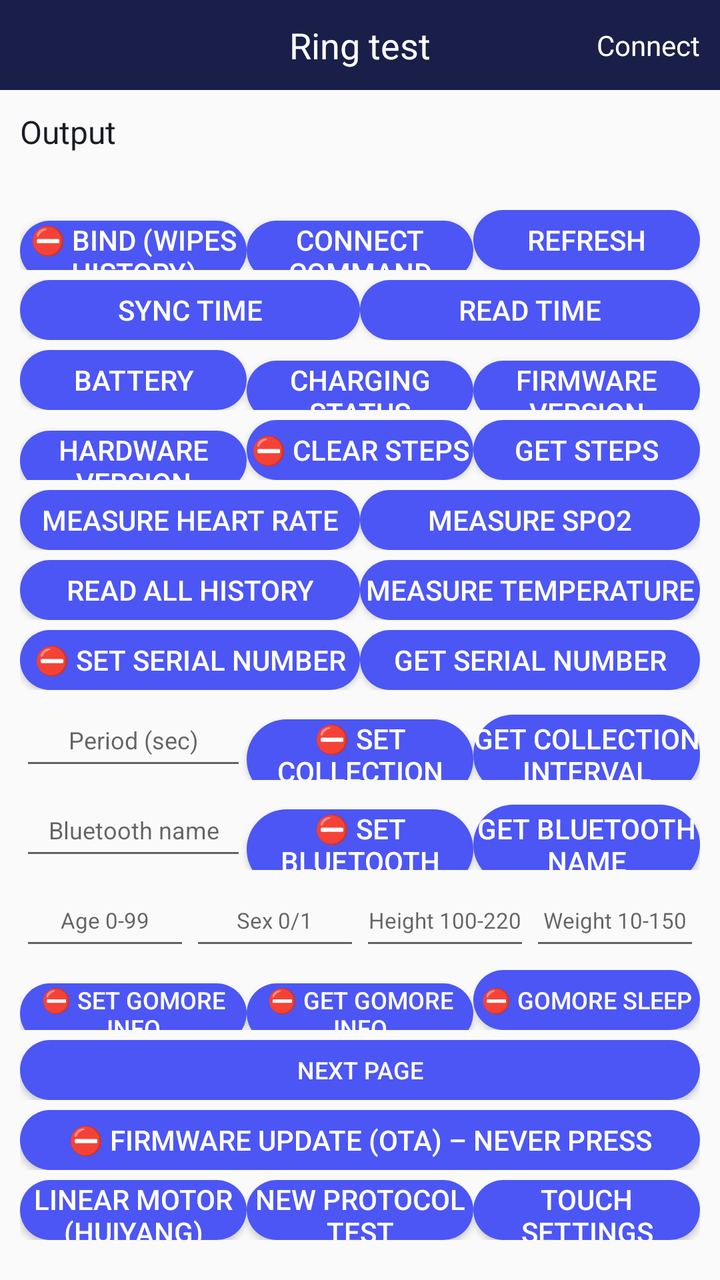
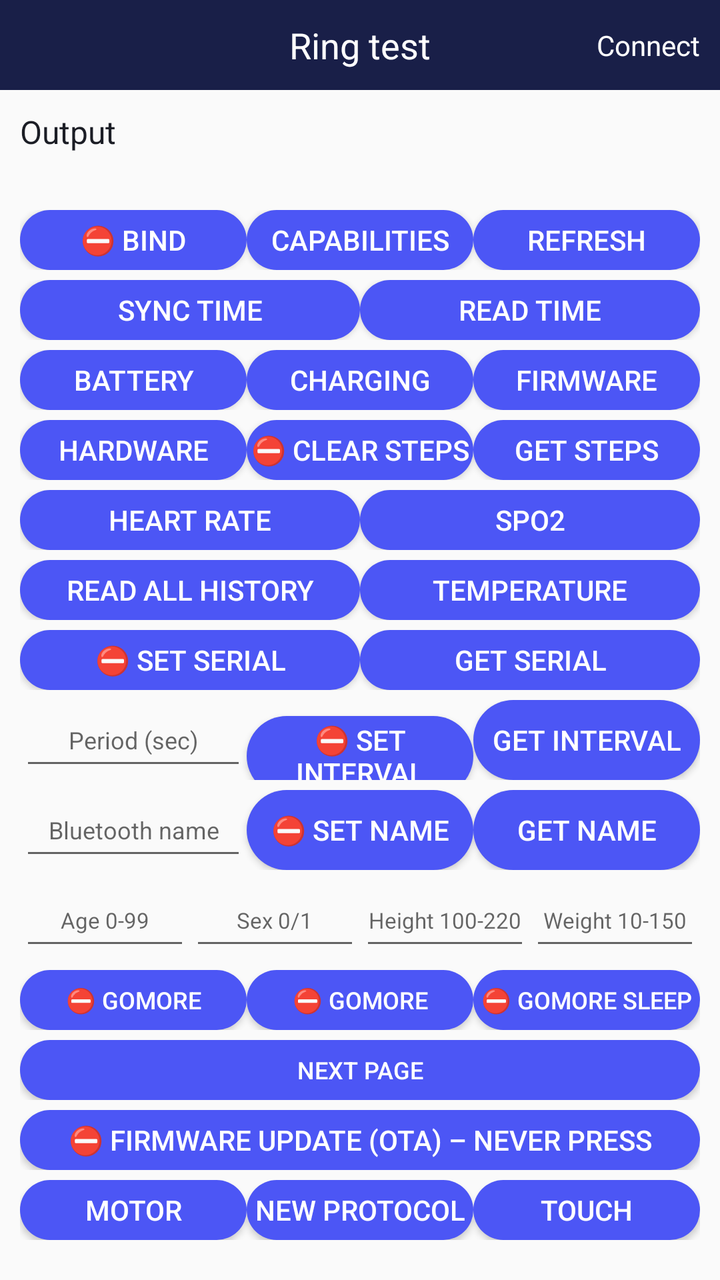

Before-and-after screenshots of an Android layout around one commit, followed by the original layout XML and the change that was made.
<!-- AndroidManifest.xml: application theme AppTheme -->
<!-- res/layout/activity_test.xml -->
<?xml version="1.0" encoding="utf-8"?>
<LinearLayout xmlns:android="http://schemas.android.com/apk/res/android"
    xmlns:app="http://schemas.android.com/apk/res-auto"
    xmlns:tools="http://schemas.android.com/tools"
    android:layout_width="match_parent"
    android:layout_height="match_parent"
    android:orientation="vertical"
    android:paddingBottom="10dp"
    android:fitsSystemWindows="true"
    tools:context=".activity.TestActivity">

    <RelativeLayout
        android:layout_width="match_parent"
        android:layout_height="45dp"
        android:background="@color/colorPrimary">
        <TextView
            android:layout_width="wrap_content"
            android:layout_height="wrap_content"
            android:text="Ring test"
            android:textSize="18sp"
            android:layout_centerInParent="true"
            android:textColor="@color/white"/>
        <TextView
            android:id="@+id/tv_connect"
            android:layout_width="wrap_content"
            android:layout_height="wrap_content"
            android:text="Connect"
            android:textSize="14sp"
            android:layout_centerVertical="true"
            android:layout_marginRight="10dp"
            android:layout_alignParentRight="true"
            android:textColor="@color/white"/>
    </RelativeLayout>
    <TextView
        android:id="@+id/tv_result"
        android:layout_width="match_parent"
        android:layout_height="0dp"
        android:layout_weight="1"
        android:text="Output"
        android:scrollbars="vertical"
        android:padding="10dp"
        android:lineSpacingExtra="5dp"
        android:textSize="16sp"
        android:textColor="@color/colorPrimaryDark"/>
    <LinearLayout
        android:layout_width="match_parent"
        android:layout_height="wrap_content"
        android:padding="10dp"
        android:orientation="vertical">

        <LinearLayout
            android:layout_width="match_parent"
            android:layout_height="30dp"
            android:layout_marginTop="5dp"
            android:orientation="horizontal">
            <Button
                android:id="@+id/bt_app_bind"
                android:layout_width="0dp"
                android:layout_weight="1"
                android:layout_height="wrap_content"
                android:text="⛔ Bind (WIPES HISTORY)"
                android:textSize="14sp"
                android:textColor="@color/white"
                android:background="@drawable/button_bg_state"/>

            <Button
                android:id="@+id/bt_app_connect"
                android:layout_width="0dp"
                android:layout_weight="1"
                android:layout_height="wrap_content"
                android:text="Connect command (shows capabilities)"
                android:textSize="14sp"
                android:textColor="@color/white"
                android:background="@drawable/button_bg_state"/>
            <Button
                android:id="@+id/bt_app_refresh"
                android:layout_width="0dp"
                android:layout_weight="1"
                android:layout_height="wrap_content"
                android:text="Refresh"
                android:textSize="14sp"
                android:textColor="@color/white"
                android:background="@drawable/button_bg_state"/>
        </LinearLayout>

        <LinearLayout
            android:layout_width="match_parent"
            android:layout_height="30dp"
            android:layout_marginTop="5dp"
            android:orientation="horizontal">
            <Button
                android:id="@+id/bt_sync_time"
                android:layout_width="0dp"
                android:layout_weight="1"
                android:layout_height="wrap_content"
                android:text="Sync time"
                android:textSize="14sp"
                android:textColor="@color/white"
                android:background="@drawable/button_bg_state"/>
            <Button
                android:id="@+id/bt_read_time"
                android:layout_width="0dp"
                android:layout_weight="1"
                android:layout_height="wrap_content"
                android:text="Read time"
                android:textSize="14sp"
                android:textColor="@color/white"
                android:background="@drawable/button_bg_state"/>
        </LinearLayout>



        <LinearLayout
            android:layout_width="match_parent"
            android:layout_height="30dp"
            android:layout_marginTop="5dp"
            android:orientation="horizontal">
            <Button
                android:id="@+id/bt_battery"
                android:layout_width="0dp"
                android:layout_weight="1"
                android:layout_height="wrap_content"
                android:text="Battery"
                android:textSize="14sp"
                android:textColor="@color/white"
                android:background="@drawable/button_bg_state"/>
            <Button
                android:id="@+id/bt_battery_state"
                android:layout_width="0dp"
                android:layout_weight="1"
                android:layout_height="wrap_content"
                android:text="Charging status"
                android:textSize="14sp"
                android:textColor="@color/white"
                android:background="@drawable/button_bg_state"/>
            <Button
                android:id="@+id/bt_soft_version"
                android:layout_width="0dp"
                android:layout_weight="1"
                android:layout_height="wrap_content"
                android:text="Firmware version"
                android:textSize="14sp"
                android:textColor="@color/white"
                android:background="@drawable/button_bg_state"/>
        </LinearLayout>
        <LinearLayout
            android:layout_width="match_parent"
            android:layout_height="30dp"
            android:layout_marginTop="5dp"
            android:orientation="horizontal">
            <Button
                android:id="@+id/bt_hardware_version"
                android:layout_width="0dp"
                android:layout_weight="1"
                android:layout_height="wrap_content"
                android:text="Hardware version"
                android:textSize="14sp"
                android:textColor="@color/white"
                android:background="@drawable/button_bg_state"/>
            <Button
                android:id="@+id/bt_clear_step"
                android:layout_width="0dp"
                android:layout_weight="1"
                android:layout_height="wrap_content"
                android:text="⛔ Clear steps"
                android:textSize="14sp"
                android:textColor="@color/white"
                android:background="@drawable/button_bg_state"/>
            <Button
                android:id="@+id/bt_step"
                android:layout_width="0dp"
                android:layout_weight="1"
                android:layout_height="wrap_content"
                android:text="Get steps"
                android:textSize="14sp"
                android:textColor="@color/white"
                android:background="@drawable/button_bg_state"/>
        </LinearLayout>

        <LinearLayout
            android:layout_width="match_parent"
            android:layout_height="30dp"
            android:layout_marginTop="5dp"
            android:orientation="horizontal">
            <Button
                android:id="@+id/bt_heart"
                android:layout_width="0dp"
                android:layout_weight="1"
                android:layout_height="wrap_content"
                android:text="Measure heart rate"
                android:textSize="14sp"
                android:textColor="@color/white"
                android:background="@drawable/button_bg_state"/>
            <Button
                android:id="@+id/bt_blood_oxygen"
                android:layout_width="0dp"
                android:layout_weight="1"
                android:layout_height="wrap_content"
                android:text="Measure SpO2"
                android:textSize="14sp"
                android:textColor="@color/white"
                android:background="@drawable/button_bg_state"/>
        </LinearLayout>
        <LinearLayout
            android:layout_width="match_parent"
            android:layout_height="30dp"
            android:layout_marginTop="5dp"
            android:orientation="horizontal">
            <Button
                android:id="@+id/bt_read_log"
                android:layout_width="0dp"
                android:layout_weight="1"
                android:layout_height="wrap_content"
                android:text="Read all history"
                android:textSize="14sp"
                android:textColor="@color/white"
                android:background="@drawable/button_bg_state"/>
            <Button
                android:id="@+id/bt_test_temp"
                android:layout_width="0dp"
                android:layout_weight="1"
                android:layout_height="wrap_content"
                android:text="Measure temperature"
                android:textSize="14sp"
                android:textColor="@color/white"
                android:background="@drawable/button_bg_state"/>
        </LinearLayout>
        <LinearLayout
            android:layout_width="match_parent"
            android:layout_height="30dp"
            android:layout_marginTop="5dp"
            android:orientation="horizontal">
            <Button
                android:id="@+id/bt_setSn"
                android:layout_width="0dp"
                android:layout_weight="1"
                android:layout_height="wrap_content"
                android:text="⛔ Set serial number"
                android:textSize="14sp"
                android:textColor="@color/white"
                android:background="@drawable/button_bg_state"/>
            <Button
                android:id="@+id/bt_getSn"
                android:layout_width="0dp"
                android:layout_weight="1"
                android:layout_height="wrap_content"
                android:text="Get serial number"
                android:textSize="14sp"
                android:textColor="@color/white"
                android:background="@drawable/button_bg_state"/>



        </LinearLayout>

        <LinearLayout
            android:layout_width="match_parent"
            android:layout_height="40dp"
            android:layout_marginTop="5dp"
            android:orientation="horizontal">
            <EditText
                android:id="@+id/et_collection_period"
                android:layout_width="0dp"
                android:layout_weight="1"
                android:layout_height="match_parent"
                android:hint="Period (sec)"
                android:inputType="number"
                android:textSize="12sp"
                android:gravity="center"
                android:paddingTop="2dp"
                android:paddingBottom="2dp"
                android:importantForAutofill="no" />
            <Button
                android:id="@+id/bt_setCollection"
                android:layout_width="0dp"
                android:layout_weight="1"
                android:layout_height="wrap_content"
                android:text="⛔ Set collection interval"
                android:textSize="14sp"
                android:textColor="@color/white"
                android:background="@drawable/button_bg_state"/>
            <Button
                android:id="@+id/btn_getCollection"
                android:layout_width="0dp"
                android:layout_weight="1"
                android:layout_height="wrap_content"
                android:text="Get collection interval"
                android:textSize="14sp"
                android:textColor="@color/white"
                android:background="@drawable/button_bg_state"/>



        </LinearLayout>

        <LinearLayout
            android:layout_width="match_parent"
            android:layout_height="40dp"
            android:layout_marginTop="5dp"
            android:orientation="horizontal">


            <EditText
                android:id="@+id/et_bluetooth_name"
                android:layout_width="0dp"
                android:layout_weight="1"
                android:layout_height="match_parent"
                android:hint="Bluetooth name"
                android:textSize="12sp"
                android:gravity="center"
                android:paddingTop="2dp"
                android:paddingBottom="2dp"
                android:importantForAutofill="no" />
            <Button
                android:id="@+id/bt_setBluttoothName"
                android:layout_width="0dp"
                android:layout_weight="1"
                android:layout_height="wrap_content"
                android:text="⛔ Set Bluetooth name"
                android:textSize="14sp"
                android:textColor="@color/white"
                android:background="@drawable/button_bg_state"/>

            <Button
                android:id="@+id/bt_getBluttoothName"
                android:layout_width="0dp"
                android:layout_weight="1"
                android:layout_height="wrap_content"
                android:text="Get Bluetooth name"
                android:textSize="14sp"
                android:textColor="@color/white"
                android:background="@drawable/button_bg_state"/>
        </LinearLayout>

        <LinearLayout
            android:layout_width="match_parent"
            android:layout_height="40dp"
            android:layout_marginTop="5dp"
            android:orientation="horizontal">

            <EditText
                android:id="@+id/et_gomore_age"
                android:layout_width="0dp"
                android:layout_weight="1"
                android:layout_height="match_parent"
                android:hint="Age 0-99"
                android:inputType="number"
                android:textSize="11sp"
                android:gravity="center"
                android:paddingTop="2dp"
                android:paddingBottom="2dp"
                android:importantForAutofill="no" />

            <EditText
                android:id="@+id/et_gomore_sex"
                android:layout_width="0dp"
                android:layout_weight="1"
                android:layout_height="match_parent"
                android:hint="Sex 0/1"
                android:inputType="number"
                android:textSize="11sp"
                android:gravity="center"
                android:paddingTop="2dp"
                android:paddingBottom="2dp"
                android:importantForAutofill="no" />

            <EditText
                android:id="@+id/et_gomore_height"
                android:layout_width="0dp"
                android:layout_weight="1"
                android:layout_height="match_parent"
                android:hint="Height 100-220"
                android:inputType="number"
                android:textSize="11sp"
                android:gravity="center"
                android:paddingTop="2dp"
                android:paddingBottom="2dp"
                android:importantForAutofill="no" />

            <EditText
                android:id="@+id/et_gomore_weight"
                android:layout_width="0dp"
                android:layout_weight="1"
                android:layout_height="match_parent"
                android:hint="Weight 10-150"
                android:inputType="number"
                android:textSize="11sp"
                android:gravity="center"
                android:paddingTop="2dp"
                android:paddingBottom="2dp"
                android:importantForAutofill="no" />
        </LinearLayout>

        <LinearLayout
            android:layout_width="match_parent"
            android:layout_height="30dp"
            android:layout_marginTop="5dp"
            android:orientation="horizontal">
            <Button
                android:id="@+id/bt_gomore_user"
                android:layout_width="0dp"
                android:layout_weight="1"
                android:layout_height="wrap_content"
                android:text="⛔ Set GoMore info"
                android:textSize="12sp"
                android:textColor="@color/white"
                android:background="@drawable/button_bg_state"/>
            <Button
                android:id="@+id/bt_get_gomore_user"
                android:layout_width="0dp"
                android:layout_weight="1"
                android:layout_height="wrap_content"
                android:text="⛔ Get GoMore info"
                android:textSize="12sp"
                android:textColor="@color/white"
                android:background="@drawable/button_bg_state"/>

            <Button
                android:id="@+id/bt_gomore_test"
                android:layout_width="0dp"
                android:layout_weight="1"
                android:layout_height="wrap_content"
                android:text="⛔ GoMore sleep"
                android:textSize="12sp"
                android:textColor="@color/white"
                android:background="@drawable/button_bg_state"/>


        </LinearLayout>

        <LinearLayout
            android:layout_width="match_parent"
            android:layout_height="30dp"
            android:layout_marginTop="5dp"
            android:orientation="horizontal">
            <Button
                android:id="@+id/bt_get_page2"
                android:layout_width="0dp"
                android:layout_weight="1"
                android:layout_height="wrap_content"
                android:text="Next page"
                android:textSize="12sp"
                android:textColor="@color/white"
                android:background="@drawable/button_bg_state"/>



        </LinearLayout>
        <LinearLayout
            android:layout_width="match_parent"
            android:layout_height="30dp"
            android:layout_marginTop="5dp"
            android:orientation="horizontal">
            <Button
                android:id="@+id/btn_ota"
                android:layout_width="0dp"
                android:layout_weight="1"
                android:layout_height="wrap_content"
                android:text="⛔ FIRMWARE UPDATE (OTA) – NEVER PRESS"
                android:textSize="14sp"
                android:textColor="@color/white"
                android:background="@drawable/button_bg_state"/>
        </LinearLayout>

        <LinearLayout
            android:layout_width="match_parent"
            android:layout_height="30dp"
            android:layout_marginTop="5dp"
            android:orientation="horizontal">
            <Button
                android:id="@+id/bt_linear_motor"
                android:layout_width="0dp"
                android:layout_weight="1"
                android:layout_height="wrap_content"
                android:text="Linear motor (Huiyang)"
                android:textSize="14sp"
                android:textColor="@color/white"
                android:background="@drawable/button_bg_state"/>


            <Button
                android:id="@+id/bt_new_protocol"
                android:layout_width="0dp"
                android:layout_weight="1"
                android:layout_height="wrap_content"
                android:text="New protocol test"
                android:textSize="14sp"
                android:textColor="@color/white"
                android:background="@drawable/button_bg_state"/>

            <Button
                android:id="@+id/bt_touch_setting"
                android:layout_width="0dp"
                android:layout_weight="1"
                android:layout_height="wrap_content"
                android:text="Touch settings"
                android:textSize="14sp"
                android:textColor="@color/white"
                android:background="@drawable/button_bg_state"/>
        </LinearLayout>
    </LinearLayout>
</LinearLayout>
<!-- resources referenced by this layout -->
<resources>
  <color name="colorPrimary">#191F48</color>
  <color name="colorPrimaryDark">#1B1D25</color>
  <color name="white">#ffffff</color>
  <!-- drawable button_bg_state (drawable) -->
  <?xml version="1.0" encoding="utf-8"?>
  <selector xmlns:android="http://schemas.android.com/apk/res/android">
      <item android:state_pressed="false">
          <shape xmlns:android="http://schemas.android.com/apk/res/android">
              <corners android:radius="20dp" />
  
              <solid android:color="@color/lan_se" />
          </shape>
      </item>
      <item android:state_pressed="false">
          <shape xmlns:android="http://schemas.android.com/apk/res/android">
              <corners android:radius="20dp" />
  
              <solid android:color="@color/lan_se" />
          </shape>
      </item>
      <item android:state_pressed="true">
          <shape xmlns:android="http://schemas.android.com/apk/res/android">
              <corners android:radius="20dp" />
  
              <solid android:color="@color/lan_se_press" />
          </shape>
      </item>
  
  </selector>
  <style name="AppTheme" parent="Theme.AppCompat.Light.NoActionBar">
          
          <item name="colorPrimary">@color/colorPrimary</item>
          <item name="colorPrimaryDark">@color/colorPrimary</item>
          <item name="colorAccent">@color/colorAccent</item>
  
  
      </style>
  <color name="lan_se">#4C56F5</color>
  <color name="lan_se_press">#554C56F5</color>
  <color name="colorAccent">#03DAC5</color>
</resources>

<!-- the commit's change to res/layout/activity_test.xml (unified diff, before → after) -->
@@ -58,7 +58,7 @@
                 android:layout_width="0dp"
                 android:layout_weight="1"
                 android:layout_height="wrap_content"
-                android:text="⛔ Bind (WIPES HISTORY)"
+                android:text="⛔ Bind"
                 android:textSize="14sp"
                 android:textColor="@color/white"
                 android:background="@drawable/button_bg_state"/>
@@ -68,7 +68,7 @@
                 android:layout_width="0dp"
                 android:layout_weight="1"
                 android:layout_height="wrap_content"
-                android:text="Connect command (shows capabilities)"
+                android:text="Capabilities"
                 android:textSize="14sp"
                 android:textColor="@color/white"
                 android:background="@drawable/button_bg_state"/>
@@ -129,7 +129,7 @@
                 android:layout_width="0dp"
                 android:layout_weight="1"
                 android:layout_height="wrap_content"
-                android:text="Charging status"
+                android:text="Charging"
                 android:textSize="14sp"
                 android:textColor="@color/white"
                 android:background="@drawable/button_bg_state"/>
@@ -138,7 +138,7 @@
                 android:layout_width="0dp"
                 android:layout_weight="1"
                 android:layout_height="wrap_content"
-                android:text="Firmware version"
+                android:text="Firmware"
                 android:textSize="14sp"
                 android:textColor="@color/white"
                 android:background="@drawable/button_bg_state"/>
@@ -153,7 +153,7 @@
                 android:layout_width="0dp"
                 android:layout_weight="1"
                 android:layout_height="wrap_content"
-                android:text="Hardware version"
+                android:text="Hardware"
                 android:textSize="14sp"
                 android:textColor="@color/white"
                 android:background="@drawable/button_bg_state"/>
@@ -187,7 +187,7 @@
                 android:layout_width="0dp"
                 android:layout_weight="1"
                 android:layout_height="wrap_content"
-                android:text="Measure heart rate"
+                android:text="Heart rate"
                 android:textSize="14sp"
                 android:textColor="@color/white"
                 android:background="@drawable/button_bg_state"/>
@@ -196,7 +196,7 @@
                 android:layout_width="0dp"
                 android:layout_weight="1"
                 android:layout_height="wrap_content"
-                android:text="Measure SpO2"
+                android:text="SpO2"
                 android:textSize="14sp"
                 android:textColor="@color/white"
                 android:background="@drawable/button_bg_state"/>
@@ -220,7 +220,7 @@
                 android:layout_width="0dp"
                 android:layout_weight="1"
                 android:layout_height="wrap_content"
-                android:text="Measure temperature"
+                android:text="Temperature"
                 android:textSize="14sp"
                 android:textColor="@color/white"
                 android:background="@drawable/button_bg_state"/>
@@ -235,7 +235,7 @@
                 android:layout_width="0dp"
                 android:layout_weight="1"
                 android:layout_height="wrap_content"
-                android:text="⛔ Set serial number"
+                android:text="⛔ Set serial"
                 android:textSize="14sp"
                 android:textColor="@color/white"
                 android:background="@drawable/button_bg_state"/>
@@ -244,7 +244,7 @@
                 android:layout_width="0dp"
                 android:layout_weight="1"
                 android:layout_height="wrap_content"
-                android:text="Get serial number"
+                android:text="Get serial"
                 android:textSize="14sp"
                 android:textColor="@color/white"
                 android:background="@drawable/button_bg_state"/>
@@ -275,7 +275,7 @@
                 android:layout_width="0dp"
                 android:layout_weight="1"
                 android:layout_height="wrap_content"
-                android:text="⛔ Set collection interval"
+                android:text="⛔ Set interval"
                 android:textSize="14sp"
                 android:textColor="@color/white"
                 android:background="@drawable/button_bg_state"/>
@@ -284,7 +284,7 @@
                 android:layout_width="0dp"
                 android:layout_weight="1"
                 android:layout_height="wrap_content"
-                android:text="Get collection interval"
+                android:text="Get interval"
                 android:textSize="14sp"
                 android:textColor="@color/white"
                 android:background="@drawable/button_bg_state"/>
@@ -316,7 +316,7 @@
                 android:layout_width="0dp"
                 android:layout_weight="1"
                 android:layout_height="wrap_content"
-                android:text="⛔ Set Bluetooth name"
+                android:text="⛔ Set name"
                 android:textSize="14sp"
                 android:textColor="@color/white"
                 android:background="@drawable/button_bg_state"/>
@@ -326,7 +326,7 @@
                 android:layout_width="0dp"
                 android:layout_weight="1"
                 android:layout_height="wrap_content"
-                android:text="Get Bluetooth name"
+                android:text="Get name"
                 android:textSize="14sp"
                 android:textColor="@color/white"
                 android:background="@drawable/button_bg_state"/>
@@ -401,7 +401,7 @@
                 android:layout_width="0dp"
                 android:layout_weight="1"
                 android:layout_height="wrap_content"
-                android:text="⛔ Set GoMore info"
+                android:text="⛔ GoMore"
                 android:textSize="12sp"
                 android:textColor="@color/white"
                 android:background="@drawable/button_bg_state"/>
@@ -410,7 +410,7 @@
                 android:layout_width="0dp"
                 android:layout_weight="1"
                 android:layout_height="wrap_content"
-                android:text="⛔ Get GoMore info"
+                android:text="⛔ GoMore"
                 android:textSize="12sp"
                 android:textColor="@color/white"
                 android:background="@drawable/button_bg_state"/>
@@ -472,7 +472,7 @@
                 android:layout_width="0dp"
                 android:layout_weight="1"
                 android:layout_height="wrap_content"
-                android:text="Linear motor (Huiyang)"
+                android:text="Motor"
                 android:textSize="14sp"
                 android:textColor="@color/white"
                 android:background="@drawable/button_bg_state"/>
@@ -483,7 +483,7 @@
                 android:layout_width="0dp"
                 android:layout_weight="1"
                 android:layout_height="wrap_content"
-                android:text="New protocol test"
+                android:text="New protocol"
                 android:textSize="14sp"
                 android:textColor="@color/white"
                 android:background="@drawable/button_bg_state"/>
@@ -493,7 +493,7 @@
                 android:layout_width="0dp"
                 android:layout_weight="1"
                 android:layout_height="wrap_content"
-                android:text="Touch settings"
+                android:text="Touch"
                 android:textSize="14sp"
                 android:textColor="@color/white"
                 android:background="@drawable/button_bg_state"/>
